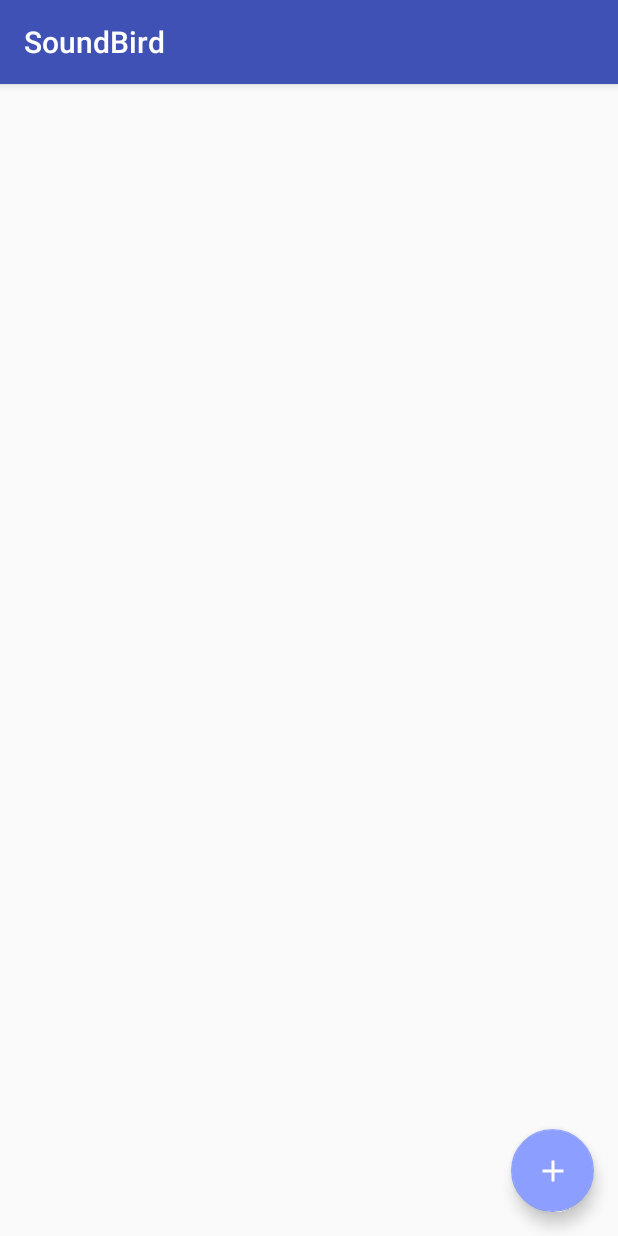
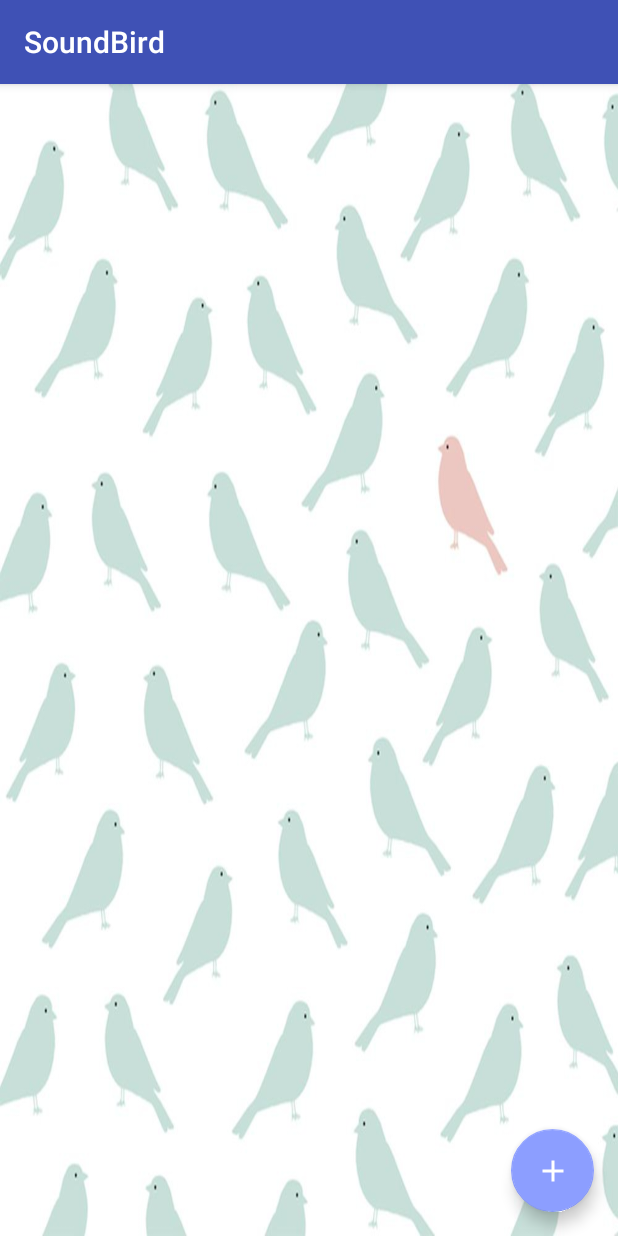
Before and after one commit to BertLeysen-r0622862/Soundbird, an Android app: the screen it shows after launch (MainActivity), on a phone screen of 412 x 824 dp. Run offline under Robolectric (Android 15) with nearby library versions, the phone set to English and light mode, and no system bars; libraries missing offline, so code that uses them is left out: com.koushikdutta.ion; network calls fail; pictures from the network do not load.

Commit message:
beste update

```diff
--- a/app/src/main/res/layout/activity_main.xml
+++ b/app/src/main/res/layout/activity_main.xml
@@ -5,7 +5,8 @@
     android:layout_width="match_parent"
     android:layout_height="match_parent"
     xmlns:app="http://schemas.android.com/apk/res-auto"
-    android:id="@+id/constraint_layout">
+    android:id="@+id/constraint_layout"
+    android:background="@drawable/birdpattern">
 
     <GridLayout
         android:id="@+id/grid_layout"
```
Also changed, not shown: app/src/main/res/drawable-v24/button_style2.xml (added, +20 -0 lines), app/src/main/res/drawable/birdpattern.jpg (added).
